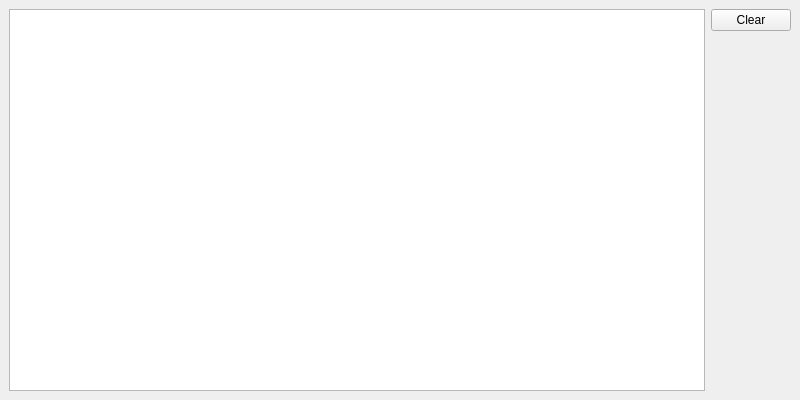
First picture: the form in src/transfer/transferwindow.ui, repository nitroshare/nitroshare-desktop, before the edit.
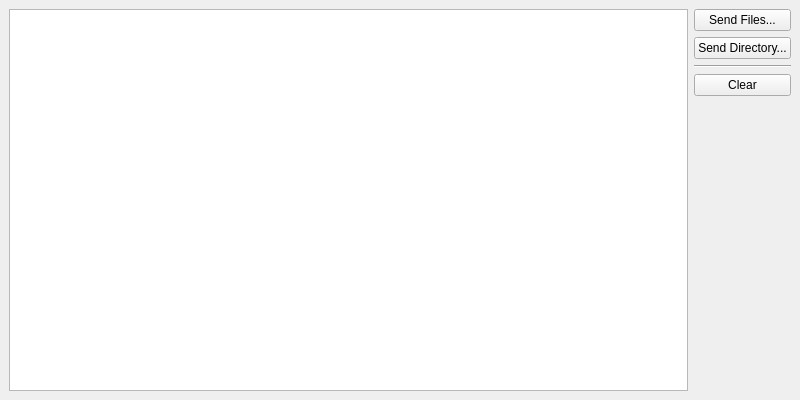
Second picture: the form after the edit. Icons and pictures are not drawn.

Commit message: Added buttons for sending files and directories to the transfer window (fixes #39).

Patch:
```diff
--- a/src/transfer/transferwindow.ui
+++ b/src/transfer/transferwindow.ui
@@ -46,6 +46,27 @@
     </item>
     <item>
      <layout class="QVBoxLayout" name="verticalLayout">
+      <item>
+       <widget class="QPushButton" name="sendFilesBtn">
+        <property name="text">
+         <string>Send Files...</string>
+        </property>
+       </widget>
+      </item>
+      <item>
+       <widget class="QPushButton" name="sendDirectoryBtn">
+        <property name="text">
+         <string>Send Directory...</string>
+        </property>
+       </widget>
+      </item>
+      <item>
+       <widget class="Line" name="line">
+        <property name="orientation">
+         <enum>Qt::Horizontal</enum>
+        </property>
+       </widget>
+      </item>
       <item>
        <widget class="QPushButton" name="clear">
         <property name="text">
```
The commit also changes 3 other files.
